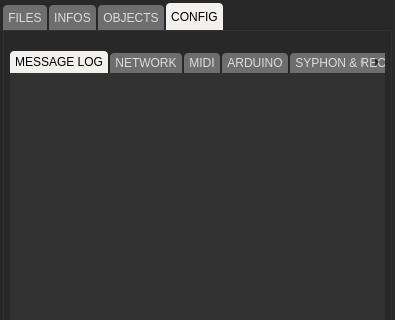
Before: the Qt Designer form gui/uiinspector.ui in buzzinglight/IanniX, drawn with Qt 5; both pictures show x 0 to 395 and y 0 to 320 of the 395 by 557 pixel window.
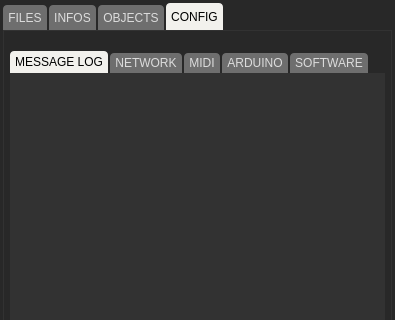
After: the same form once the commit is applied. The open tabs and pages were chosen to show the change. Icons and pictures are not drawn. Custom widgets are drawn as their Qt base class.

What changed in the file:
```diff
--- a/gui/uiinspector.ui
+++ b/gui/uiinspector.ui
@@ -14,7 +14,7 @@
    <string>IanniX — Inspector</string>
   </property>
   <property name="styleSheet">
-   <string notr="true">QTabWidget, QLabel, QCheckBox, QLineEdit, QPlainTextEdit, QPushButton, QSpinBox, QDoubleSpinBox, QTreeView, QHeaderView, QTabBar, QComboBox, QFrame#globalFrame, QTabBar::tab, QTreeView, QHeaderView, QDockWidget, QStatusBar, QRadioButton {
+   <string notr="true">QTabWidget, QLabel, QCheckBox, QLineEdit, QPlainTextEdit, QPushButton, QSpinBox, QDoubleSpinBox, QTreeView, QHeaderView, QTabBar, QComboBox, QFrame#globalFrame, QTabBar::tab, QTreeView, QHeaderView, QDockWidget, QStatusBar, QRadioButton, QToolButton {
 	font: 						10px &quot;Museo Sans&quot;, &quot;Museo Sans 500&quot;, &quot;Arial&quot;;
 	padding:					0px;
 	margin:					0px;
@@ -75,6 +75,8 @@
 
 QPushButton {
 	margin-left: 			6px;
+	padding-left: 			3px;
+	padding-right: 		3px;
 }
 QPushButton:hover {
 	border: 					1px solid rgb(28, 124, 195);
@@ -223,15 +225,19 @@
 	background-color: 	rgb(70, 70, 70);
 }
 
-
+QToolBar {
+	background:				qlineargradient(spread:pad, x1:0, y1:0, x2:0, y2:1, stop:0 rgba(247, 247, 247, 255), stop:1 rgba(222, 222, 222, 255));
+	border: 					1px solid rgba(202, 202, 202, 255);
+	spacing:					0px; 
+}
 QToolButton {
 	border: 					0px solid black;
+	color:						black;
 	border-radius: 		3px;
-	margin: 					2px;
+	margin:					3px;
 }
 QToolButton:pressed, QToolButton:checked {
-	border: 					0px solid black;
-    background-color: 	rgba(0, 0, 0, 20);
+    background-color:  rgba(0, 0, 0, 20);
 }
 
 
@@ -279,6 +285,7 @@
 	min-width:  		40px;
 	min-height: 		40px;
 	border-radius: 20px;
+	padding:			0px;
 }
 QPushButton#logoButton {
 	margin: -2px;
@@ -4033,7 +4040,7 @@
             </widget>
             <widget class="QWidget" name="ssTabConfigSyphon">
              <attribute name="title">
-              <string>SYPHON &amp;&amp; RECURSIVE</string>
+              <string>SOFTWARE</string>
              </attribute>
              <layout class="QVBoxLayout" name="verticalLayout_21">
               <property name="spacing">
```
Left out of the diff: 1 changed line with no effect on the pictures.
